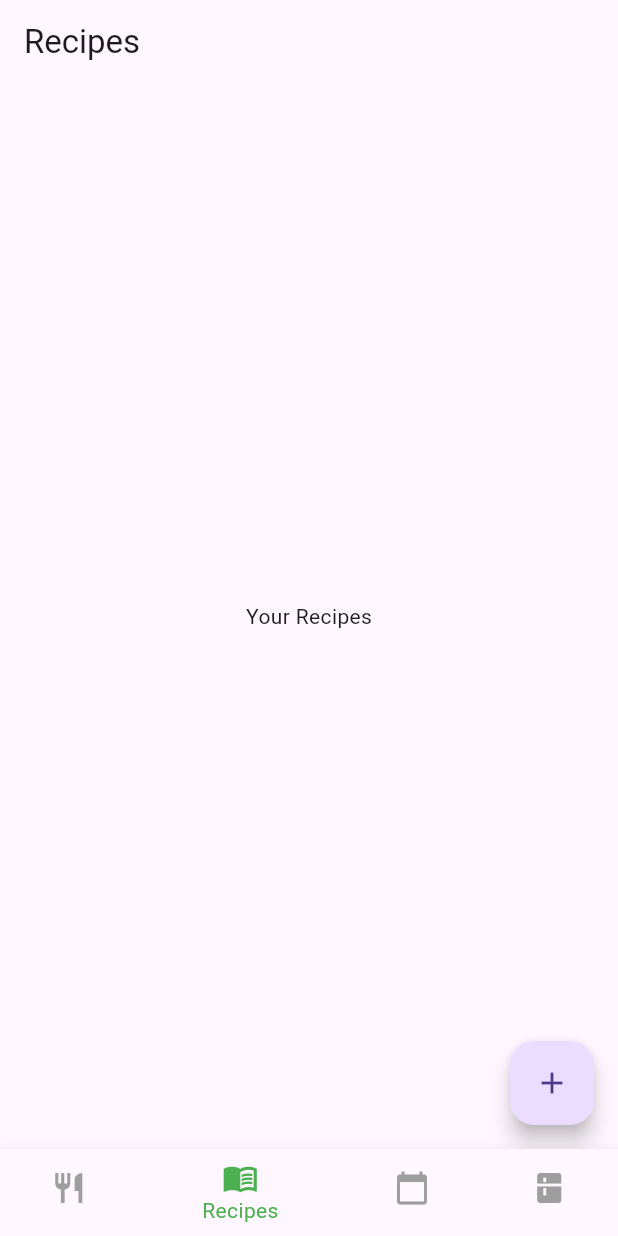
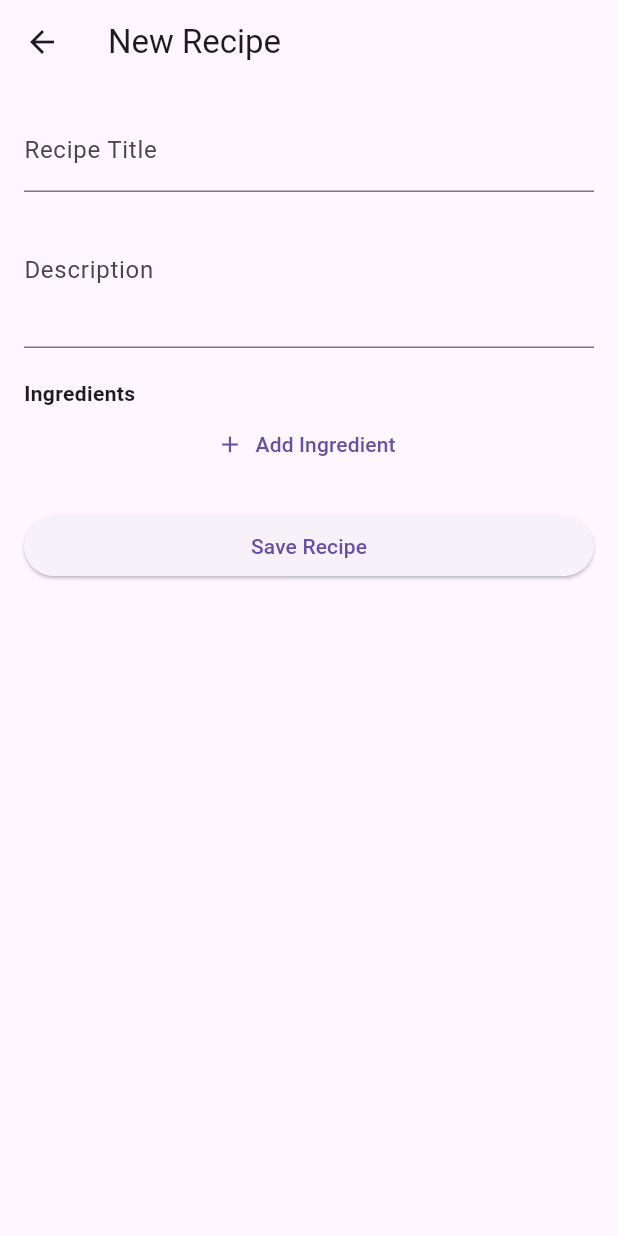
Before and after one commit to KyMiron/Family-Meal-Planner, a Flutter app: the screen it shows after launch, item 2 of the bottom bar chosen, after a tap on the "add" icon, on a phone screen of 412 x 824 dp. Run offline on Flutter 3.47's test engine with Material 3 defaults, Android fonts, the phone set to English and light mode, and no system bars; our stand-ins replace sqflite; accounts and stored records are empty.

Commit message:
Implements recipe creation and editing
Replaces the placeholder recipe screen with a functional recipe list and editor.
This allows users to create, view, edit, and delete recipes.

The recipe editor includes fields for title, description, and a list of ingredients,
with the ability to add, edit, and remove ingredients individually.

Adds the RecipeListScreen and RecipeEditorScreen.
Updates main tab screen to use RecipeListScreen.
Updates the Recipe model to require a description.

```diff
--- a/lib/main_tab_screen.dart
+++ b/lib/main_tab_screen.dart
@@ -1,6 +1,6 @@
 import 'package:flutter/material.dart';
 import 'screens/home.dart';
-import 'screens/recipes.dart';
+import 'screens/recipe_list.dart';
 import 'screens/calendar.dart';
 import 'screens/inventory.dart';
 
@@ -14,7 +14,7 @@ class _MainTabScreenState extends State<MainTabScreen> {
 
   final List<Widget> _screens = [
     HomeScreen(),
-    RecipesScreen(),
+    RecipeListScreen(),
     CalendarScreen(),
     InventoryScreen(),
   ];
--- a/lib/models/ingredient.dart
+++ b/lib/models/ingredient.dart
@@ -10,6 +10,20 @@ class Ingredient {
     required this.quantity,
     required this.unit,
   });
+
+  Ingredient copyWith({
+    String? id,
+    String? name,
+    double? quantity,
+    String? unit,
+  }) {
+    return Ingredient(
+      id: id ?? this.id,
+      name: name ?? this.name,
+      quantity: quantity ?? this.quantity,
+      unit: unit ?? this.unit,
+    );
+  }
 
   // Optional: For saving to local DB (e.g., Hive/Sqflite)
   Map<String, dynamic> toMap() {
--- a/lib/models/recipe.dart
+++ b/lib/models/recipe.dart
@@ -3,14 +3,14 @@ import 'ingredient.dart';
 class Recipe {
   final String id;
   final String title;
-  final String? description;
+  final String description;
   final List<Ingredient> ingredients;
   final String? imagePath; // Local file path
 
   Recipe({
     required this.id,
     required this.title,
-    this.description,
+    required this.description,
     this.ingredients = const [],
     this.imagePath,
   });
--- /dev/null
+++ b/lib/screens/recipe_editor.dart
@@ -0,0 +1,214 @@
+import 'package:flutter/material.dart';
+import 'package:uuid/uuid.dart';
+import '../models/ingredient.dart';
+import '../models/recipe.dart';
+import '../services/database_helper.dart';
+
+class RecipeEditorScreen extends StatefulWidget {
+  const RecipeEditorScreen({super.key, this.existingRecipe});
+
+  @override
+  State<RecipeEditorScreen> createState() => _RecipeEditorScreenState();
+
+  final Recipe? existingRecipe;
+}
+
+class _RecipeEditorScreenState extends State<RecipeEditorScreen> {
+  final _titleController = TextEditingController();
+  final _descriptionController = TextEditingController();
+  final _ingredients = <Ingredient>[];
+  final _db = DatabaseHelper();
+
+  void _addIngredientDialog() {
+    final nameCtrl = TextEditingController();
+    final qtyCtrl = TextEditingController();
+    final unitCtrl = TextEditingController();
+
+    showDialog(
+      context: context,
+      builder: (_) => AlertDialog(
+        title: const Text("Add Ingredient"),
+        content: Column(
+          mainAxisSize: MainAxisSize.min,
+          children: [
+            TextField(
+              controller: nameCtrl,
+              decoration: const InputDecoration(labelText: "Name"),
+            ),
+            TextField(
+              controller: qtyCtrl,
+              decoration: const InputDecoration(labelText: "Quantity"),
+              keyboardType: TextInputType.number,
+            ),
+            TextField(
+              controller: unitCtrl,
+              decoration: const InputDecoration(labelText: "Unit"),
+            ),
+          ],
+        ),
+        actions: [
+          TextButton(
+            onPressed: () {
+              final ing = Ingredient(
+                id: const Uuid().v4(),
+                name: nameCtrl.text,
+                quantity: double.tryParse(qtyCtrl.text) ?? 0,
+                unit: unitCtrl.text,
+              );
+              setState(() => _ingredients.add(ing));
+              Navigator.pop(context);
+            },
+            child: const Text("Add"),
+          ),
+        ],
+      ),
+    );
+  }
+
+  void _editIngredientDialog(int index, Ingredient ingredient) {
+    final nameCtrl = TextEditingController(text: ingredient.name);
+    final qtyCtrl = TextEditingController(text: ingredient.quantity.toString());
+    final unitCtrl = TextEditingController(text: ingredient.unit);
+
+    showDialog(
+      context: context,
+      builder: (_) => AlertDialog(
+        title: const Text("Edit Ingredient"),
+        content: Column(
+          mainAxisSize: MainAxisSize.min,
+          children: [
+            TextField(
+              controller: nameCtrl,
+              decoration: const InputDecoration(labelText: "Name"),
+            ),
+            TextField(
+              controller: qtyCtrl,
+              decoration: const InputDecoration(labelText: "Quantity"),
+              keyboardType: TextInputType.number,
+            ),
+            TextField(
+              controller: unitCtrl,
+              decoration: const InputDecoration(labelText: "Unit"),
+            ),
+          ],
+        ),
+        actions: [
+          TextButton(
+            onPressed: () {
+              setState(() {
+                _ingredients[index] = Ingredient(
+                  id: ingredient.id,
+                  name: nameCtrl.text,
+                  quantity: double.tryParse(qtyCtrl.text) ?? 0,
+                  unit: unitCtrl.text,
+                );
+              });
+              Navigator.pop(context);
+            },
+            child: const Text("Save"),
+          ),
+        ],
+      ),
+    );
+  }
+
+  void _saveRecipe() async {
+    final recipe = Recipe(
+      id: widget.existingRecipe?.id ?? const Uuid().v4(),
+      title: _titleController.text,
+      description: _descriptionController.text,
+      imagePath: null,
+      ingredients: _ingredients,
+    );
+
+    if (widget.existingRecipe == null) {
+      await _db.insertRecipe(recipe);
+    } else {
+      await _db.updateRecipe(recipe);
+    }
+    if (context.mounted) Navigator.pop(context);
+  }
+
+  @override
+  void initState() {
+    super.initState();
+    if (widget.existingRecipe != null) {
+      _titleController.text = widget.existingRecipe!.title;
+      _descriptionController.text = widget.existingRecipe!.description;
+      _ingredients.addAll(widget.existingRecipe!.ingredients);
+    }
+  }
+
+  @override
+  Widget build(BuildContext context) {
+    return Scaffold(
+      appBar: AppBar(
+        title: widget.existingRecipe != null
+            ? const Text("Edit Recipe")
+            : Text("New Recipe"),
+        actions: widget.existingRecipe != null
+            ? [
+                IconButton(
+                  icon: const Icon(Icons.delete),
+                  onPressed: () async {
+                    await _db.deleteRecipe(widget.existingRecipe!.id);
+                    if (context.mounted) Navigator.pop(context);
+                  },
+                ),
+              ]
+            : null,
+      ),
+
+      body: Padding(
+        padding: const EdgeInsets.all(16),
+        child: ListView(
+          children: [
+            TextField(
+              controller: _titleController,
+              decoration: const InputDecoration(labelText: "Recipe Title"),
+            ),
+            TextField(
+              controller: _descriptionController,
+              decoration: const InputDecoration(labelText: "Description"),
+              maxLines: 3,
+            ),
+            const SizedBox(height: 20),
+            const Text(
+              "Ingredients",
+              style: TextStyle(fontWeight: FontWeight.bold),
+            ),
+            ..._ingredients.asMap().entries.map((entry) {
+              final index = entry.key;
+              final ingredient = entry.value;
+
+              return ListTile(
+                title: Text(ingredient.name),
+                subtitle: Text("${ingredient.quantity} ${ingredient.unit}"),
+                trailing: IconButton(
+                  icon: const Icon(Icons.delete),
+                  onPressed: () {
+                    setState(() => _ingredients.removeAt(index));
+                  },
+                ),
+                onTap: () {
+                  _editIngredientDialog(index, ingredient);
+                },
+              );
+            }),
+
+            TextButton.icon(
+              onPressed: _addIngredientDialog,
+              icon: const Icon(Icons.add),
+              label: const Text("Add Ingredient"),
+            ),
+            const SizedBox(height: 20),
+            ElevatedButton(
+              onPressed: _saveRecipe,
+              child: const Text("Save Recipe"),
+            ),
+          ],
+        ),
+      ),
+    );
+  }
+}
--- /dev/null
+++ b/lib/screens/recipe_list.dart
@@ -0,0 +1,78 @@
+import 'package:flutter/material.dart';
+import '../models/recipe.dart';
+import '../services/database_helper.dart';
+import 'recipe_editor.dart';
+
+class RecipeListScreen extends StatefulWidget {
+  const RecipeListScreen({super.key});
+
+  @override
+  State<RecipeListScreen> createState() => _RecipeListScreenState();
+}
+
+class _RecipeListScreenState extends State<RecipeListScreen> {
+  final _db = DatabaseHelper();
+  late Future<List<Recipe>> _recipesFuture;
+
+  @override
+  void initState() {
+    super.initState();
+    _loadRecipes();
+  }
+
+  void _loadRecipes() {
+    setState(() {
+      _recipesFuture = _db.getAllRecipes();
+    });
+  }
+
+  @override
+  Widget build(BuildContext context) {
+    return Scaffold(
+      body: FutureBuilder<List<Recipe>>(
+        future: _recipesFuture,
+        builder: (context, snapshot) {
+          if (snapshot.connectionState == ConnectionState.waiting) {
+            return const Center(child: CircularProgressIndicator());
+          }
+
+          if (!snapshot.hasData || snapshot.data!.isEmpty) {
+            return const Center(child: Text("No recipes found."));
+          }
+
+          final recipes = snapshot.data!;
+          return ListView.builder(
+            itemCount: recipes.length,
+            itemBuilder: (context, index) {
+              final recipe = recipes[index];
+              return ListTile(
+                title: Text(recipe.title),
+                subtitle: Text(recipe.description),
+                onTap: () async {
+                  await Navigator.push(
+                    context,
+                    MaterialPageRoute(
+                      builder: (_) =>
+                          RecipeEditorScreen(existingRecipe: recipe),
+                    ),
+                  );
+                  _loadRecipes(); // refresh after editing
+                },
+              );
+            },
+          );
+        },
+      ),
+      floatingActionButton: FloatingActionButton(
+        onPressed: () async {
+          await Navigator.push(
+            context,
+            MaterialPageRoute(builder: (_) => const RecipeEditorScreen()),
+          );
+          _loadRecipes(); // Refresh after returning
+        },
+        child: const Icon(Icons.add),
+      ),
+    );
+  }
+}
--- a/lib/screens/recipes.dart
+++ /dev/null
@@ -1,15 +0,0 @@
-import 'package:flutter/material.dart';
-
-class RecipesScreen extends StatelessWidget {
-  @override
-  Widget build(BuildContext context) => Scaffold(
-    body: Center(child: Text("Your Recipes")),
-    floatingActionButton: FloatingActionButton(
-      onPressed: () {
-        // TODO: Add recipe creation logic
-      },
-      child: Icon(Icons.add),
-      tooltip: "Add Recipe",
-    ),
-  );
-}
--- a/lib/services/database_helper.dart
+++ b/lib/services/database_helper.dart
@@ -2,6 +2,7 @@ import 'package:sqflite/sqflite.dart';
 import 'package:path/path.dart';
 import '../models/recipe.dart';
 import '../models/ingredient.dart';
+import 'package:uuid/uuid.dart';
 
 class DatabaseHelper {
   static final DatabaseHelper _instance = DatabaseHelper._();
@@ -48,6 +49,8 @@ class DatabaseHelper {
 
   // Recipe operations
   Future<void> insertRecipe(Recipe recipe) async {
+    print('Insert recipe: ${recipe.id} - ${recipe.title}');
+
     final dbClient = await db;
     await dbClient.insert('recipes', recipe.toMap());
     for (final ing in recipe.ingredients) {
@@ -88,8 +91,8 @@ class DatabaseHelper {
     );
   }
 
-  // Optional: Update logic
   Future<void> updateRecipe(Recipe recipe) async {
+    print('Updating recipe: ${recipe.id} - ${recipe.title}');
     final dbClient = await db;
     await dbClient.update(
       'recipes',
@@ -103,8 +106,10 @@ class DatabaseHelper {
       whereArgs: [recipe.id],
     );
     for (final ing in recipe.ingredients) {
+      final newIng = ing.copyWith(id: const Uuid().v4());
+
       await dbClient.insert('ingredients', {
-        ...ing.toMap(),
+        ...newIng.toMap(),
         'recipeId': recipe.id,
       });
     }
```
